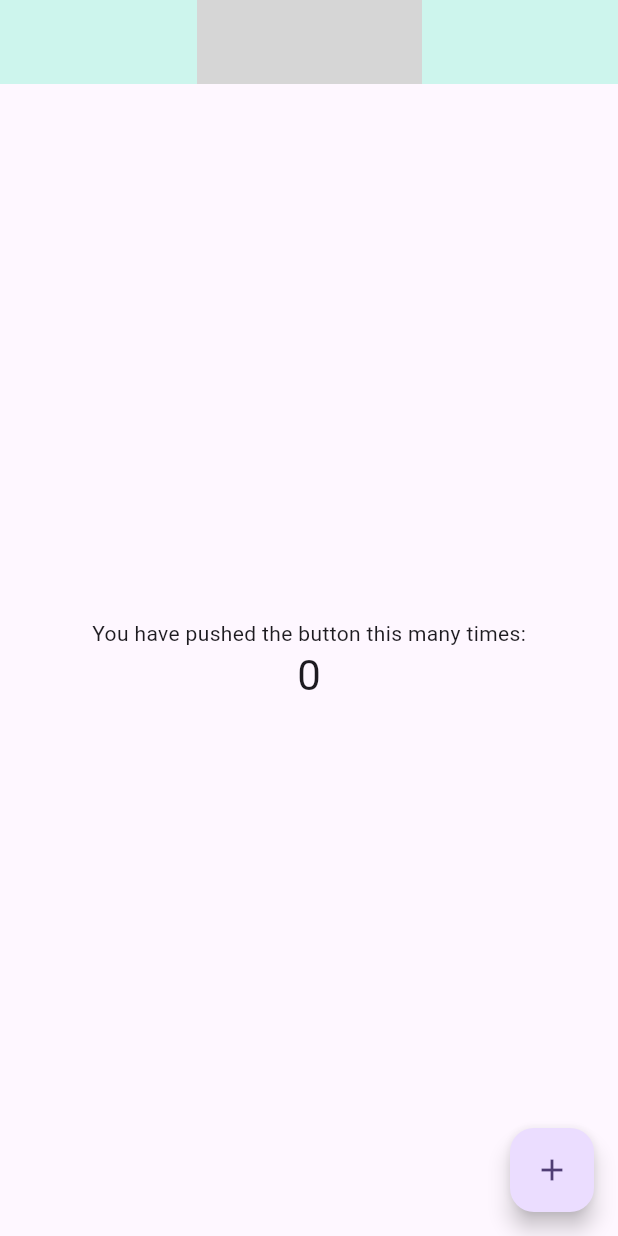
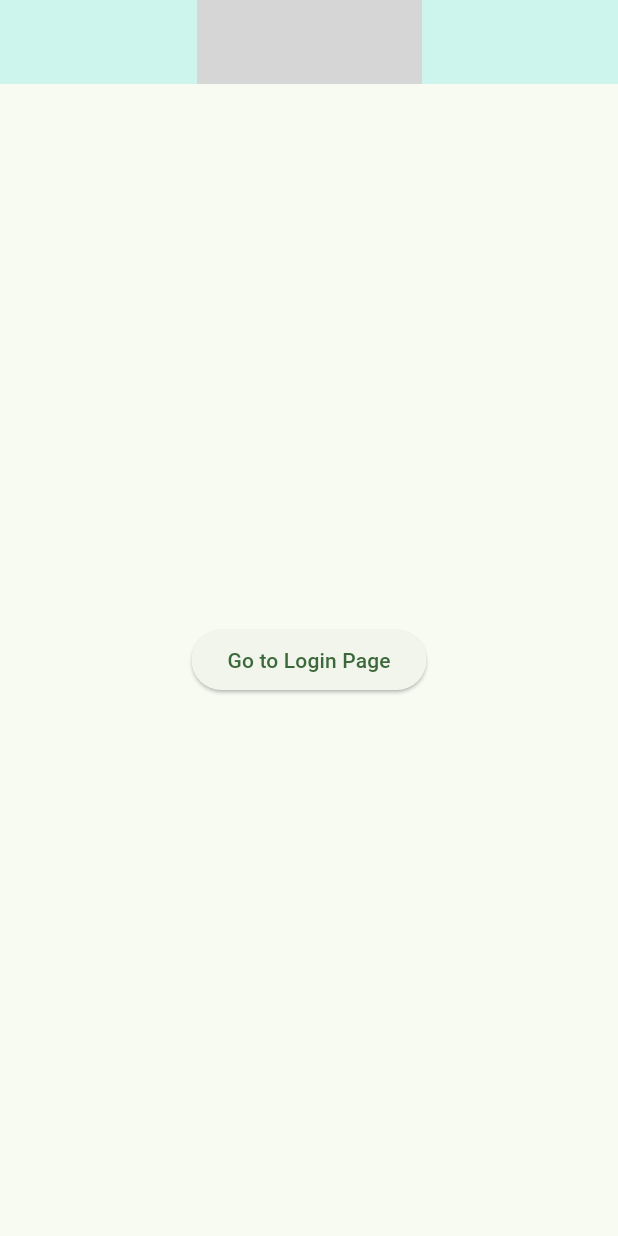
Before and after one commit to juelin708/aniverse, a Flutter app: the screen it shows after launch, on a phone screen of 412 x 824 dp. Run offline on Flutter 3.47's test engine with Material 3 defaults, Android fonts, the phone set to English and light mode, and no system bars; our stand-ins replace animate_do; grey boxes are pictures that could not be loaded.

```diff
--- a/lib/main.dart
+++ b/lib/main.dart
@@ -1,4 +1,5 @@
 import 'package:flutter/material.dart';
+import 'login_page.dart'; // Import the login page
 
 void main() {
   runApp(const MyApp());
@@ -11,76 +12,22 @@ class MyApp extends StatelessWidget {
   @override
   Widget build(BuildContext context) {
     return MaterialApp(
-      title: 'Flutter Demo',
+      title: 'AniVerse',
       theme: ThemeData(
         // This is the theme of your application.
-        //
-        // TRY THIS: Try running your application with "flutter run". You'll see
-        // the application has a purple toolbar. Then, without quitting the app,
-        // try changing the seedColor in the colorScheme below to Colors.green
-        // and then invoke "hot reload" (save your changes or press the "hot
-        // reload" button in a Flutter-supported IDE, or press "r" if you used
-        // the command line to start the app).
-        //
-        // Notice that the counter didn't reset back to zero; the application
-        // state is not lost during the reload. To reset the state, use hot
-        // restart instead.
-        //
-        // This works for code too, not just values: Most code changes can be
-        // tested with just a hot reload.
-        colorScheme: ColorScheme.fromSeed(seedColor: Colors.deepPurple),
+        colorScheme: ColorScheme.fromSeed(seedColor: Colors.green),
         useMaterial3: true,
       ),
-      home: const MyHomePage(title: 'Flutter Demo Home Page'),
+      home: MyHomePage(),
     );
   }
 }
 
-class MyHomePage extends StatefulWidget {
-  const MyHomePage({super.key, required this.title});
-
-  // This widget is the home page of your application. It is stateful, meaning
-  // that it has a State object (defined below) that contains fields that affect
-  // how it looks.
-
-  // This class is the configuration for the state. It holds the values (in this
-  // case the title) provided by the parent (in this case the App widget) and
-  // used by the build method of the State. Fields in a Widget subclass are
-  // always marked "final".
-
-  final String title;
-
-  @override
-  State<MyHomePage> createState() => _MyHomePageState();
-}
-
-class _MyHomePageState extends State<MyHomePage> {
-  int _counter = 0;
-
-  void _incrementCounter() {
-    setState(() {
-      // This call to setState tells the Flutter framework that something has
-      // changed in this State, which causes it to rerun the build method below
-      // so that the display can reflect the updated values. If we changed
-      // _counter without calling setState(), then the build method would not be
-      // called again, and so nothing would appear to happen.
-      _counter++;
-    });
-  }
-
+class MyHomePage extends StatelessWidget {
   @override
   Widget build(BuildContext context) {
-    // This method is rerun every time setState is called, for instance as done
-    // by the _incrementCounter method above.
-    //
-    // The Flutter framework has been optimized to make rerunning build methods
-    // fast, so that you can just rebuild anything that needs updating rather
-    // than having to individually change instances of widgets.
     return Scaffold(
       appBar: AppBar(
-        // TRY THIS: Try changing the color here to a specific color (to
-        // Colors.amber, perhaps?) and trigger a hot reload to see the AppBar
-        // change color while the other colors stay the same.
         backgroundColor: Color.fromARGB(255, 205, 245, 237),
         // Here we take the value from the MyHomePage object that was created by
         // the App.build method, and use it to set our appbar title.
@@ -88,39 +35,16 @@ class _MyHomePageState extends State<MyHomePage> {
         centerTitle: true,
       ),
       body: Center(
-        // Center is a layout widget. It takes a single child and positions it
-        // in the middle of the parent.
-        child: Column(
-          // Column is also a layout widget. It takes a list of children and
-          // arranges them vertically. By default, it sizes itself to fit its
-          // children horizontally, and tries to be as tall as its parent.
-          //
-          // Column has various properties to control how it sizes itself and
-          // how it positions its children. Here we use mainAxisAlignment to
-          // center the children vertically; the main axis here is the vertical
-          // axis because Columns are vertical (the cross axis would be
-          // horizontal).
-          //
-          // TRY THIS: Invoke "debug painting" (choose the "Toggle Debug Paint"
-          // action in the IDE, or press "p" in the console), to see the
-          // wireframe for each widget.
-          mainAxisAlignment: MainAxisAlignment.center,
-          children: <Widget>[
-            const Text(
-              'You have pushed the button this many times:',
-            ),
-            Text(
-              '$_counter',
-              style: Theme.of(context).textTheme.headlineMedium,
-            ),
-          ],
+        child: ElevatedButton(
+          child: Text('Go to Login Page'),
+          onPressed: () {
+            Navigator.push(
+              context,
+              MaterialPageRoute(builder: (context) => LoginPage()),
+            );
+          },
         ),
       ),
-      floatingActionButton: FloatingActionButton(
-        onPressed: _incrementCounter,
-        tooltip: 'Increment',
-        child: const Icon(Icons.add),
-      ), // This trailing comma makes auto-formatting nicer for build methods.
     );
   }
 }
--- a/pubspec.yaml
+++ b/pubspec.yaml
@@ -30,9 +30,9 @@ environment:
 dependencies:
   flutter:
     sdk: flutter
-
   english_words: ^4.0.0
   provider: ^6.0.0
+  animate_do: ^2.0.0
 
 
   # The following adds the Cupertino Icons font to your application.
```
Also changed, not shown: lib/login_page.dart (added, +167 -0 lines), images/background-2.png (added), images/background.png (added), pubspec.lock.
